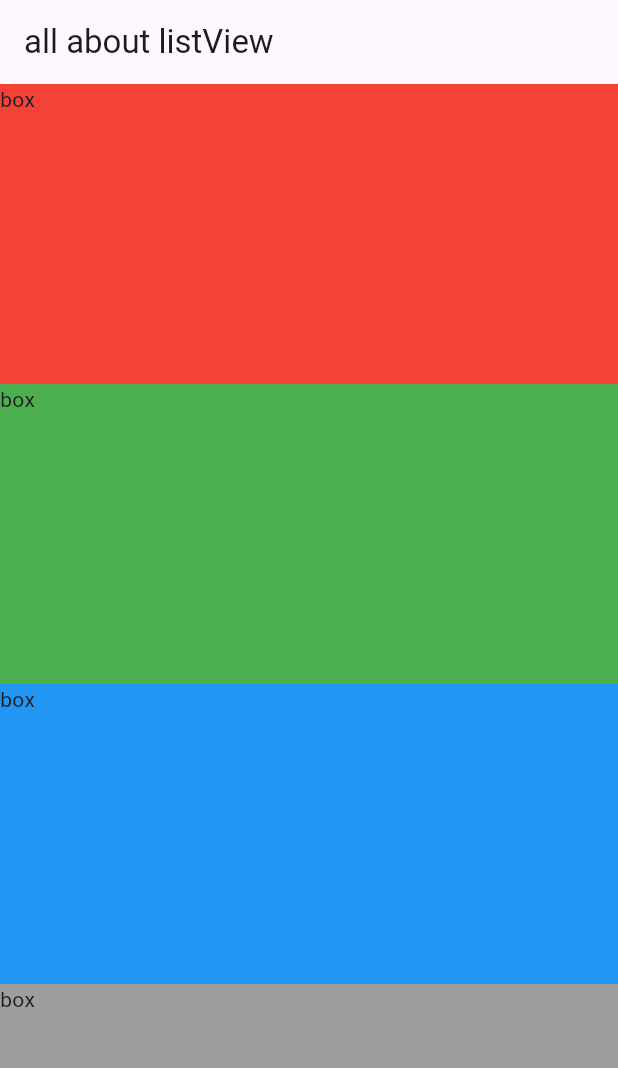
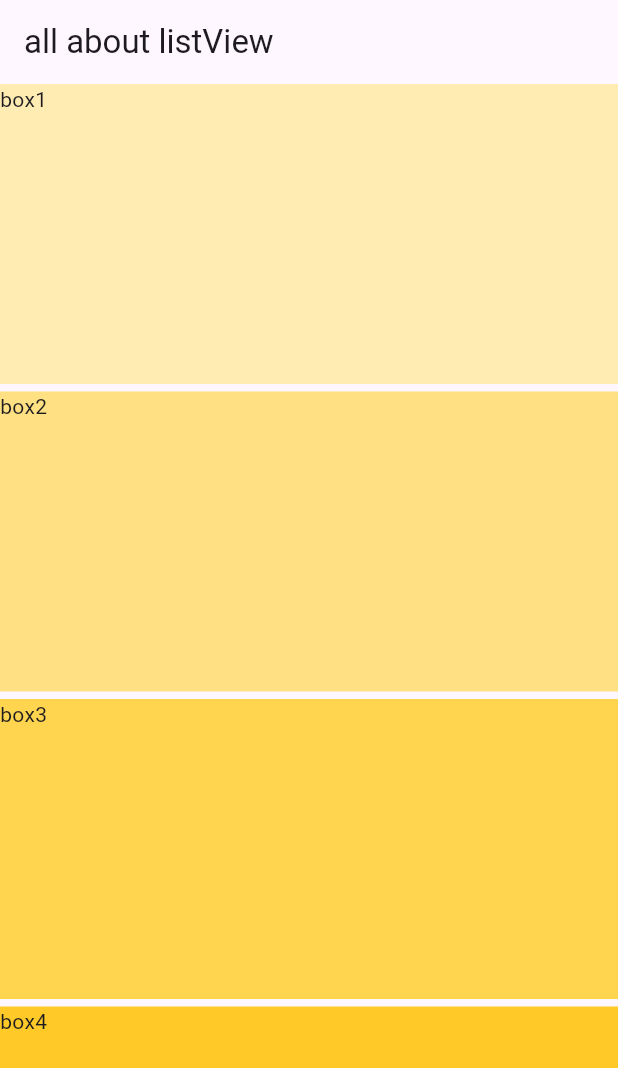
Before and after one commit to sm-hl/simple_project, a Flutter app: the screen it shows after launch, on a phone screen of 412 x 824 dp. Shown: the top 1068 px of the screen. Run offline on Flutter 3.47's test engine with Material 3 defaults, Android fonts, the phone set to English and light mode, and no system bars; our stand-ins replace flutter_svg.

Commit message:
2-ListView.builder: for infinity number od items => high performance

```diff
--- a/lib/main.dart
+++ b/lib/main.dart
@@ -23,35 +23,24 @@ class Home extends StatefulWidget {
 }
 
 class _HomeState extends State<Home> {
+  final List<String> entries = ['box1', 'box2', 'box3', 'box4'];
+  final List<int> colors = [100, 200, 300, 400];
   @override
   Widget build(BuildContext context) {
     return Scaffold(
       appBar: AppBar(
         title: Text('all about listView'),
       ),
-      body: ListView(//used for a small number of items => decrease performance
-        children: [
-          Container(
-            color: Colors.red,
+      body: ListView.builder(
+        itemCount: entries.length,
+        itemBuilder: (context, index) {
+          return Container(
             height: 200,
-            child: Text('box'),
-          ),
-          Container(
-            color: Colors.green,
-            height: 200,
-            child: Text('box'),
-          ),
-          Container(
-            color: Colors.blue,
-            height: 200,
-            child: Text('box'),
-          ),
-          Container(
-            color: Colors.grey,
-            height: 200,
-            child: Text('box'),
-          ),
-        ],
+            color: Colors.amber[colors[index]],
+            margin: EdgeInsets.only(bottom: 5),
+            child: Text(entries[index]),
+          );
+        },
       ),
     );
   }
```
